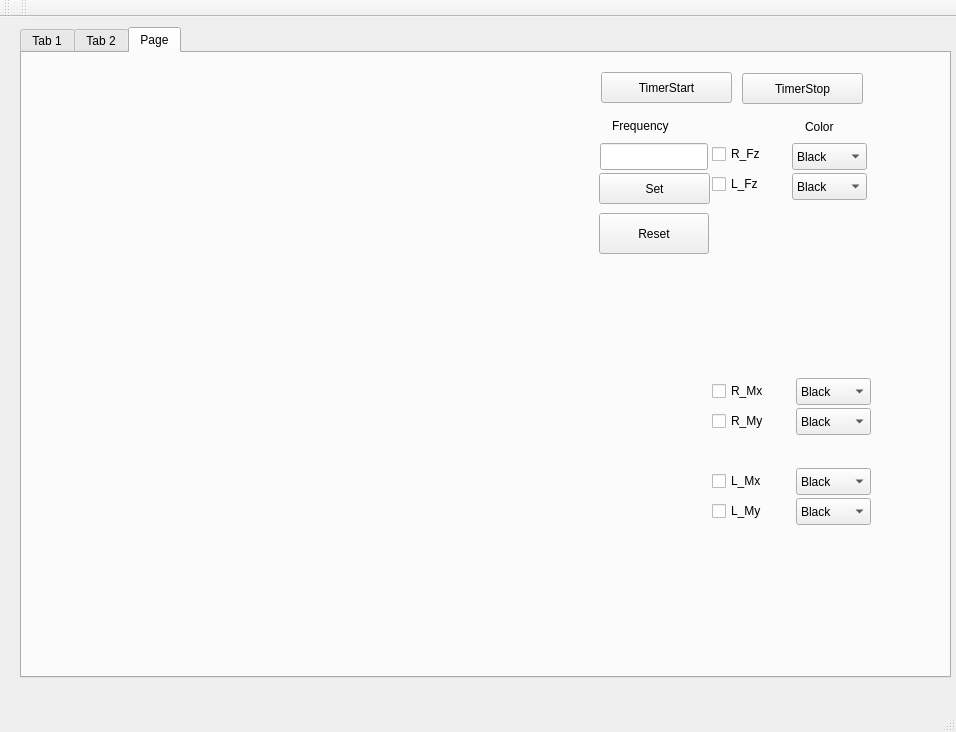
The window that src/KCustomPlotUI/mainwindow.ui (swan0421/Rclab-Method-Plot) describes before a commit, drawn with Qt 5.
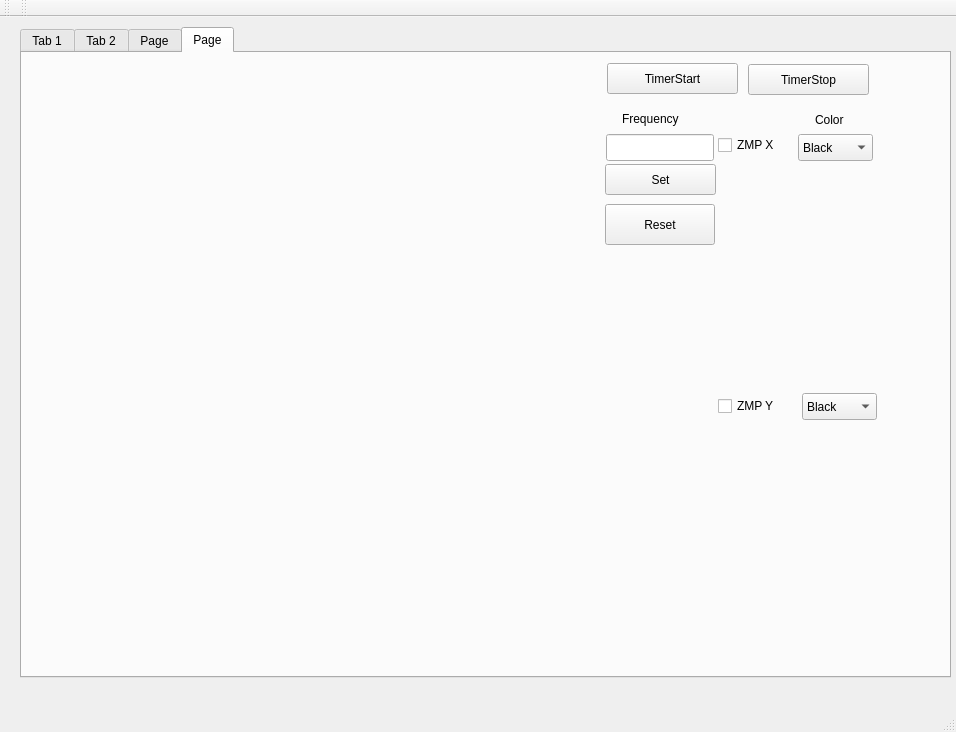
The same window after the commit. The open tabs and pages were chosen to show the change. Custom widgets are drawn as their Qt base class.

Patch:
```diff
--- a/src/KCustomPlotUI/mainwindow.ui
+++ b/src/KCustomPlotUI/mainwindow.ui
@@ -1553,6 +1553,230 @@
       </property>
      </widget>
     </widget>
+    <widget class="QWidget" name="tab_4">
+     <attribute name="title">
+      <string>Page</string>
+     </attribute>
+     <widget class="QCustomPlot" name="Widget_Plot_ZMPXgraph" native="true">
+      <property name="geometry">
+       <rect>
+        <x>30</x>
+        <y>70</y>
+        <width>531</width>
+        <height>201</height>
+       </rect>
+      </property>
+     </widget>
+     <widget class="QCustomPlot" name="Widget_Plot_ZMPYgraph" native="true">
+      <property name="geometry">
+       <rect>
+        <x>30</x>
+        <y>340</y>
+        <width>531</width>
+        <height>221</height>
+       </rect>
+      </property>
+     </widget>
+     <widget class="QPushButton" name="pushButton_StructureReset_ZMP">
+      <property name="geometry">
+       <rect>
+        <x>583</x>
+        <y>151</y>
+        <width>110</width>
+        <height>41</height>
+       </rect>
+      </property>
+      <property name="text">
+       <string>Reset</string>
+      </property>
+     </widget>
+     <widget class="QPushButton" name="pushButton_StopTimer_ZMP">
+      <property name="geometry">
+       <rect>
+        <x>726</x>
+        <y>11</y>
+        <width>121</width>
+        <height>31</height>
+       </rect>
+      </property>
+      <property name="text">
+       <string>TimerStop</string>
+      </property>
+     </widget>
+     <widget class="QLineEdit" name="lineEdit_FrequencyValue_ZMP">
+      <property name="geometry">
+       <rect>
+        <x>584</x>
+        <y>81</y>
+        <width>108</width>
+        <height>27</height>
+       </rect>
+      </property>
+     </widget>
+     <widget class="QPushButton" name="pushButton_DataSetting_ZMP">
+      <property name="geometry">
+       <rect>
+        <x>583</x>
+        <y>111</y>
+        <width>111</width>
+        <height>31</height>
+       </rect>
+      </property>
+      <property name="text">
+       <string>Set</string>
+      </property>
+     </widget>
+     <widget class="QComboBox" name="ZMPX_Color">
+      <property name="geometry">
+       <rect>
+        <x>776</x>
+        <y>81</y>
+        <width>75</width>
+        <height>27</height>
+       </rect>
+      </property>
+      <property name="currentIndex">
+       <number>0</number>
+      </property>
+      <item>
+       <property name="text">
+        <string>Black</string>
+       </property>
+      </item>
+      <item>
+       <property name="text">
+        <string>Red</string>
+       </property>
+      </item>
+      <item>
+       <property name="text">
+        <string>Blue</string>
+       </property>
+      </item>
+      <item>
+       <property name="text">
+        <string>Yellow</string>
+       </property>
+      </item>
+      <item>
+       <property name="text">
+        <string>Green</string>
+       </property>
+      </item>
+     </widget>
+     <widget class="QCheckBox" name="ZMPX">
+      <property name="geometry">
+       <rect>
+        <x>696</x>
+        <y>81</y>
+        <width>78</width>
+        <height>22</height>
+       </rect>
+      </property>
+      <property name="text">
+       <string>ZMP X</string>
+      </property>
+      <property name="checked">
+       <bool>false</bool>
+      </property>
+     </widget>
+     <widget class="QComboBox" name="ZMPY_Color">
+      <property name="geometry">
+       <rect>
+        <x>780</x>
+        <y>340</y>
+        <width>75</width>
+        <height>27</height>
+       </rect>
+      </property>
+      <property name="currentIndex">
+       <number>0</number>
+      </property>
+      <item>
+       <property name="text">
+        <string>Black</string>
+       </property>
+      </item>
+      <item>
+       <property name="text">
+        <string>Red</string>
+       </property>
+      </item>
+      <item>
+       <property name="text">
+        <string>Blue</string>
+       </property>
+      </item>
+      <item>
+       <property name="text">
+        <string>Yellow</string>
+       </property>
+      </item>
+      <item>
+       <property name="text">
+        <string>Green</string>
+       </property>
+      </item>
+     </widget>
+     <widget class="QCheckBox" name="ZMPY">
+      <property name="geometry">
+       <rect>
+        <x>696</x>
+        <y>342</y>
+        <width>78</width>
+        <height>22</height>
+       </rect>
+      </property>
+      <property name="text">
+       <string>ZMP Y</string>
+      </property>
+      <property name="checkable">
+       <bool>true</bool>
+      </property>
+      <property name="checked">
+       <bool>false</bool>
+      </property>
+     </widget>
+     <widget class="QPushButton" name="pushButton_StartTimer_ZMP">
+      <property name="geometry">
+       <rect>
+        <x>585</x>
+        <y>10</y>
+        <width>131</width>
+        <height>31</height>
+       </rect>
+      </property>
+      <property name="text">
+       <string>TimerStart</string>
+      </property>
+     </widget>
+     <widget class="QLabel" name="label_Frequency_ZMP">
+      <property name="geometry">
+       <rect>
+        <x>600</x>
+        <y>57</y>
+        <width>81</width>
+        <height>17</height>
+       </rect>
+      </property>
+      <property name="text">
+       <string>Frequency</string>
+      </property>
+     </widget>
+     <widget class="QLabel" name="label_Color_ZMP">
+      <property name="geometry">
+       <rect>
+        <x>793</x>
+        <y>58</y>
+        <width>67</width>
+        <height>17</height>
+       </rect>
+      </property>
+      <property name="text">
+       <string>Color</string>
+      </property>
+     </widget>
+    </widget>
    </widget>
   </widget>
   <widget class="QMenuBar" name="menuBar">
```
Left out of the diff: 2 changed lines with no effect on the pictures.
